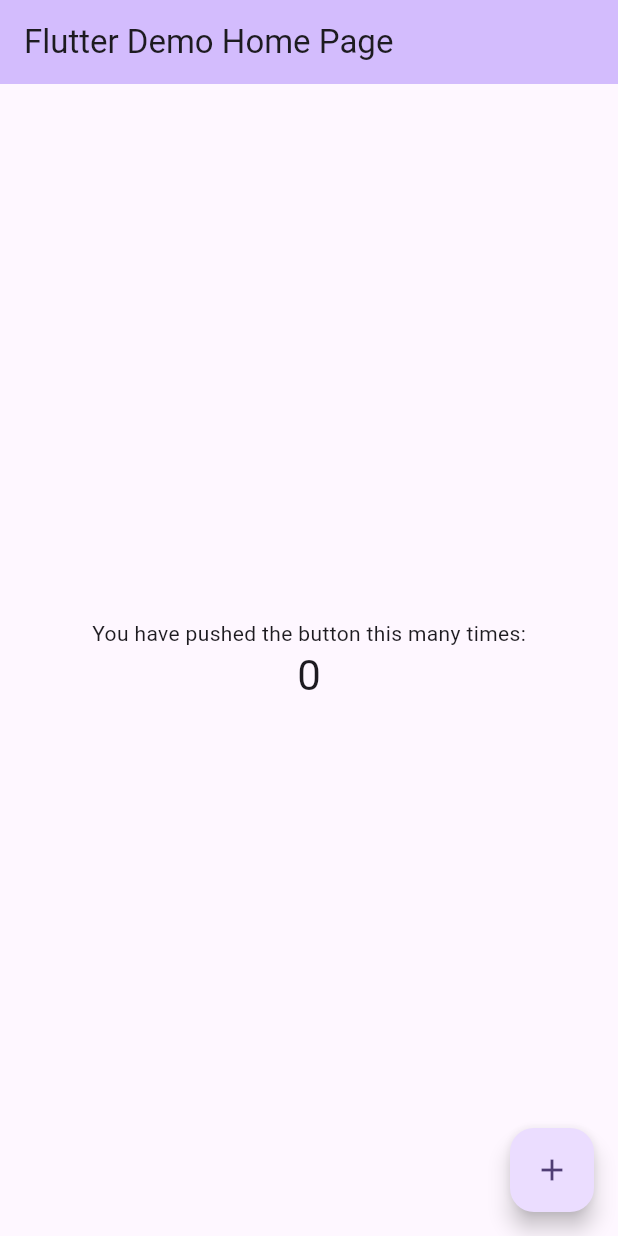
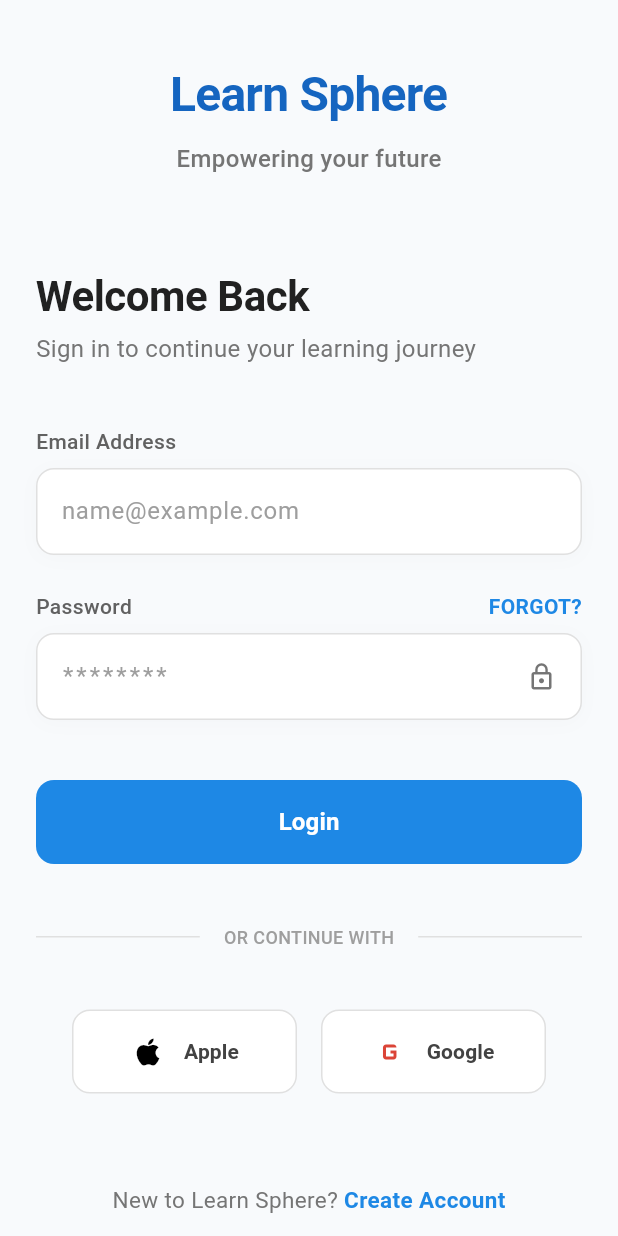
Before and after one commit to damola2003/Team7-Excelerate-Flutter-Project, a Flutter app: the screen it shows after launch, on a phone screen of 412 x 824 dp. Run offline on Flutter 3.47's test engine with Material 3 defaults, Android fonts, the phone set to English and light mode, and no system bars.

Commit message:
The finished Login Page

```diff
--- a/lib/LoginPage.dart
+++ /dev/null
@@ -1 +0,0 @@
-//This is the login page of the application
--- /dev/null
+++ b/lib/login_page.dart
@@ -0,0 +1,388 @@
+//This is the login page of the application
+import 'package:flutter/material.dart';
+
+void main() {
+  runApp(const MyApp());
+}
+
+class MyApp extends StatelessWidget {
+  const MyApp({super.key});
+
+  @override
+  Widget build(BuildContext context) {
+    return MaterialApp(
+      title: 'Learn Sphere',
+      theme: ThemeData(
+        primarySwatch: Colors.blue,
+        fontFamily: 'Inter',
+      ),
+      home: const LoginPage(),
+      debugShowCheckedModeBanner: false,
+    );
+  }
+}
+
+class LoginPage extends StatefulWidget {
+  const LoginPage({super.key});
+
+  @override
+  State<LoginPage> createState() => _LoginPageState();
+}
+
+class _LoginPageState extends State<LoginPage> {
+  final TextEditingController _emailController = TextEditingController();
+  final TextEditingController _passwordController = TextEditingController();
+  final bool _obscurePassword = true;
+
+  @override
+  Widget build(BuildContext context) {
+    return Scaffold(
+      backgroundColor: const Color(0xFFF8FAFC),
+      body: SafeArea(
+        child: SingleChildScrollView(
+          padding: const EdgeInsets.symmetric(horizontal: 24, vertical: 40),
+          child: Column(
+            crossAxisAlignment: CrossAxisAlignment.start,
+            children: [
+              // Logo and Tagline
+              Center(
+                child: Column(
+                  children: [
+                    Text(
+                      'Learn Sphere',
+                      style: TextStyle(
+                        fontSize: 32,
+                        fontWeight: FontWeight.w700,
+                        color: Colors.blue[800],
+                        letterSpacing: -0.5,
+                      ),
+                    ),
+                    const SizedBox(height: 8),
+                    Text(
+                      'Empowering your future',
+                      style: TextStyle(
+                        fontSize: 16,
+                        fontWeight: FontWeight.w500,
+                        color: Colors.grey[600],
+                      ),
+                    ),
+                  ],
+                ),
+              ),
+
+              const SizedBox(height: 60),
+
+              // Welcome Back text
+              Text(
+                'Welcome Back',
+                style: TextStyle(
+                  fontSize: 28,
+                  fontWeight: FontWeight.w700,
+                  color: Colors.grey[900],
+                  letterSpacing: -0.3,
+                ),
+              ),
+              const SizedBox(height: 4),
+              Text(
+                'Sign in to continue your learning journey',
+                style: TextStyle(
+                  fontSize: 16,
+                  color: Colors.grey[600],
+                ),
+              ),
+
+              const SizedBox(height: 40),
+
+              // Email Input
+              Text(
+                'Email Address',
+                style: TextStyle(
+                  fontSize: 14,
+                  fontWeight: FontWeight.w500,
+                  color: Colors.grey[700],
+                ),
+              ),
+              const SizedBox(height: 8),
+              Container(
+                decoration: BoxDecoration(
+                  color: Colors.white,
+                  borderRadius: BorderRadius.circular(12),
+                  border: Border.all(color: Colors.grey[300]!),
+                  boxShadow: [
+                    BoxShadow(
+                      color: Colors.grey.withOpacity(0.05),
+                      blurRadius: 10,
+                      offset: const Offset(0, 2),
+                    ),
+                  ],
+                ),
+                child: TextField(
+                  controller: _emailController,
+                  decoration: const InputDecoration(
+                    border: InputBorder.none,
+                    contentPadding: EdgeInsets.all(16),
+                    hintText: 'name@example.com',
+                    hintStyle: TextStyle(color: Colors.grey),
+                  ),
+                  style: const TextStyle(fontSize: 16),
+                  keyboardType: TextInputType.emailAddress,
+                ),
+              ),
+
+              const SizedBox(height: 24),
+
+              // Password Input
+              Row(
+                mainAxisAlignment: MainAxisAlignment.spaceBetween,
+                children: [
+                  Text(
+                    'Password',
+                    style: TextStyle(
+                      fontSize: 14,
+                      fontWeight: FontWeight.w500,
+                      color: Colors.grey[700],
+                    ),
+                  ),
+                  GestureDetector(
+                    onTap: () {
+                      // Navigate to forgot password screen
+                    },
+                    child: Text(
+                      'FORGOT?',
+                      style: TextStyle(
+                        fontSize: 14,
+                        fontWeight: FontWeight.w600,
+                        color: Colors.blue[600],
+                      ),
+                    ),
+                  ),
+                ],
+              ),
+              const SizedBox(height: 8),
+              Container(
+                decoration: BoxDecoration(
+                  color: Colors.white,
+                  borderRadius: BorderRadius.circular(12),
+                  border: Border.all(color: Colors.grey[300]!),
+                  boxShadow: [
+                    BoxShadow(
+                      color: Colors.grey.withOpacity(0.05),
+                      blurRadius: 10,
+                      offset: const Offset(0, 2),
+                    ),
+                  ],
+                ),
+                child: Row(
+                  children: [
+                    Expanded(
+                      child: TextField(
+                        controller: _passwordController,
+                        obscureText: _obscurePassword,
+                        decoration: const InputDecoration(
+                          border: InputBorder.none,
+                          contentPadding: EdgeInsets.all(16),
+                          hintText: '********',
+                          hintStyle: TextStyle(color: Colors.grey, letterSpacing: 2),
+                        ),
+                        style: const TextStyle(
+                          fontSize: 16,
+                          letterSpacing: 2,
+                        ),
+                      ),
+                    ),
+                    Padding(
+                      padding: const EdgeInsets.only(right: 16),
+                      child: Icon(
+                        _obscurePassword ? Icons.lock_outline : Icons.lock_open,
+                        color: Colors.grey[600],
+                        size: 20,
+                      ),
+                    ),
+                  ],
+                ),
+              ),
+
+              const SizedBox(height: 40),
+
+              // Login Button
+              SizedBox(
+                width: double.infinity,
+                height: 56,
+                child: ElevatedButton(
+                  onPressed: () {
+                    // Handle login logic
+                  },
+                  style: ElevatedButton.styleFrom(
+                    backgroundColor: Colors.blue[600],
+                    foregroundColor: Colors.white,
+                    shape: RoundedRectangleBorder(
+                      borderRadius: BorderRadius.circular(12),
+                    ),
+                    elevation: 0,
+                    shadowColor: Colors.transparent,
+                  ),
+                  child: const Text(
+                    'Login',
+                    style: TextStyle(
+                      fontSize: 16,
+                      fontWeight: FontWeight.w600,
+                    ),
+                  ),
+                ),
+              ),
+
+              const SizedBox(height: 40),
+
+              // Divider with OR text
+              Row(
+                children: [
+                  Expanded(
+                    child: Divider(
+                      color: Colors.grey[300],
+                      thickness: 1,
+                    ),
+                  ),
+                  Padding(
+                    padding: const EdgeInsets.symmetric(horizontal: 16),
+                    child: Text(
+                      'OR CONTINUE WITH',
+                      style: TextStyle(
+                        fontSize: 12,
+                        fontWeight: FontWeight.w500,
+                        color: Colors.grey[500],
+                      ),
+                    ),
+                  ),
+                  Expanded(
+                    child: Divider(
+                      color: Colors.grey[300],
+                      thickness: 1,
+                    ),
+                  ),
+                ],
+              ),
+
+              const SizedBox(height: 40),
+
+              // Social Login Buttons
+              Row(
+                mainAxisAlignment: MainAxisAlignment.center,
+                children: [
+                  // Apple Button
+                  SocialLoginButton(
+                    icon: Icons.apple,
+                    label: 'Apple',
+                    color: Colors.black,
+                    onPressed: () {},
+                  ),
+                  const SizedBox(width: 16),
+                  // Google Button
+                  SocialLoginButton(
+                    icon: Icons.g_mobiledata,
+                    label: 'Google',
+                    color: const Color(0xFFDB4437),
+                    onPressed: () {},
+                  ),
+                ],
+              ),
+
+              const SizedBox(height: 60),
+
+              // Sign Up Prompt
+              Center(
+                child: Row(
+                  mainAxisAlignment: MainAxisAlignment.center,
+                  children: [
+                    Text(
+                      'New to Learn Sphere? ',
+                      style: TextStyle(
+                        fontSize: 15,
+                        color: Colors.grey[600],
+                      ),
+                    ),
+                    GestureDetector(
+                      onTap: () {
+                        // Navigate to sign up screen
+                      },
+                      child: Text(
+                        'Create Account',
+                        style: TextStyle(
+                          fontSize: 15,
+                          fontWeight: FontWeight.w600,
+                          color: Colors.blue[600],
+                        ),
+                      ),
+                    ),
+                  ],
+                ),
+              ),
+            ],
+          ),
+        ),
+      ),
+    );
+  }
+
+  @override
+  void dispose() {
+    _emailController.dispose();
+    _passwordController.dispose();
+    super.dispose();
+  }
+}
+
+class SocialLoginButton extends StatelessWidget {
+  final IconData icon;
+  final String label;
+  final Color color;
+  final VoidCallback onPressed;
+
+  const SocialLoginButton({
+    super.key,
+    required this.icon,
+    required this.label,
+    required this.color,
+    required this.onPressed,
+  });
+
+  @override
+  Widget build(BuildContext context) {
+    return Container(
+      width: 150,
+      height: 56,
+      decoration: BoxDecoration(
+        color: Colors.white,
+        borderRadius: BorderRadius.circular(12),
+        border: Border.all(color: Colors.grey[300]!),
+      ),
+      child: TextButton(
+        onPressed: onPressed,
+        style: TextButton.styleFrom(
+          padding: const EdgeInsets.symmetric(horizontal: 20),
+          shape: RoundedRectangleBorder(
+            borderRadius: BorderRadius.circular(12),
+          ),
+        ),
+        child: Row(
+          mainAxisAlignment: MainAxisAlignment.center,
+          children: [
+            Icon(
+              icon,
+              color: color,
+              size: 24,
+            ),
+            const SizedBox(width: 12),
+            Text(
+              label,
+              style: TextStyle(
+                fontSize: 14,
+                fontWeight: FontWeight.w600,
+                color: Colors.grey[800],
+              ),
+            ),
+          ],
+        ),
+      ),
+    );
+  }
+}
--- a/lib/main.dart
+++ b/lib/main.dart
@@ -1,4 +1,5 @@
 import 'package:flutter/material.dart';
+import 'login_page.dart';
 
 void main() {
   runApp(const MyApp());
@@ -11,7 +12,7 @@ class MyApp extends StatelessWidget {
   @override
   Widget build(BuildContext context) {
     return MaterialApp(
-      title: 'Flutter Demo',
+      title: 'Learn Sphere',
       theme: ThemeData(
         // This is the theme of your application.
         //
@@ -30,7 +31,8 @@ class MyApp extends StatelessWidget {
         // tested with just a hot reload.
         colorScheme: ColorScheme.fromSeed(seedColor: Colors.deepPurple),
       ),
-      home: const MyHomePage(title: 'Flutter Demo Home Page'),
+      home: const LoginPage(),
+      debugShowCheckedModeBanner: false,
     );
   }
 }
```
